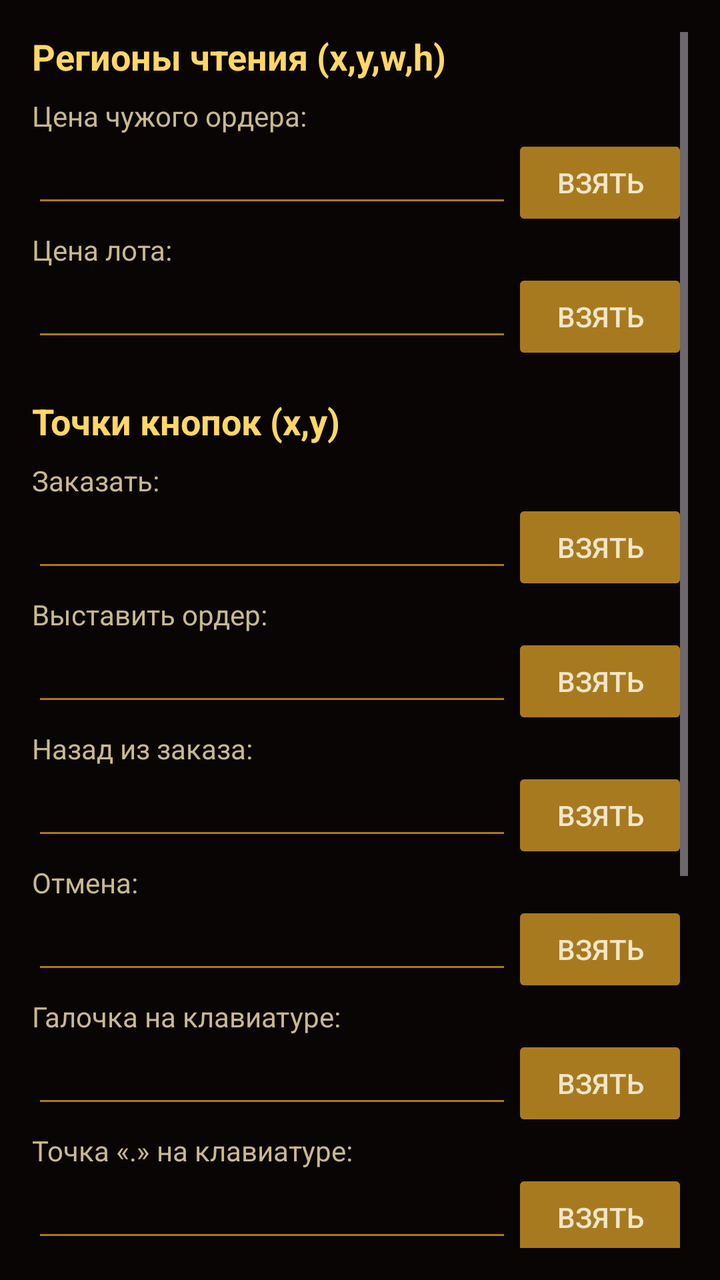
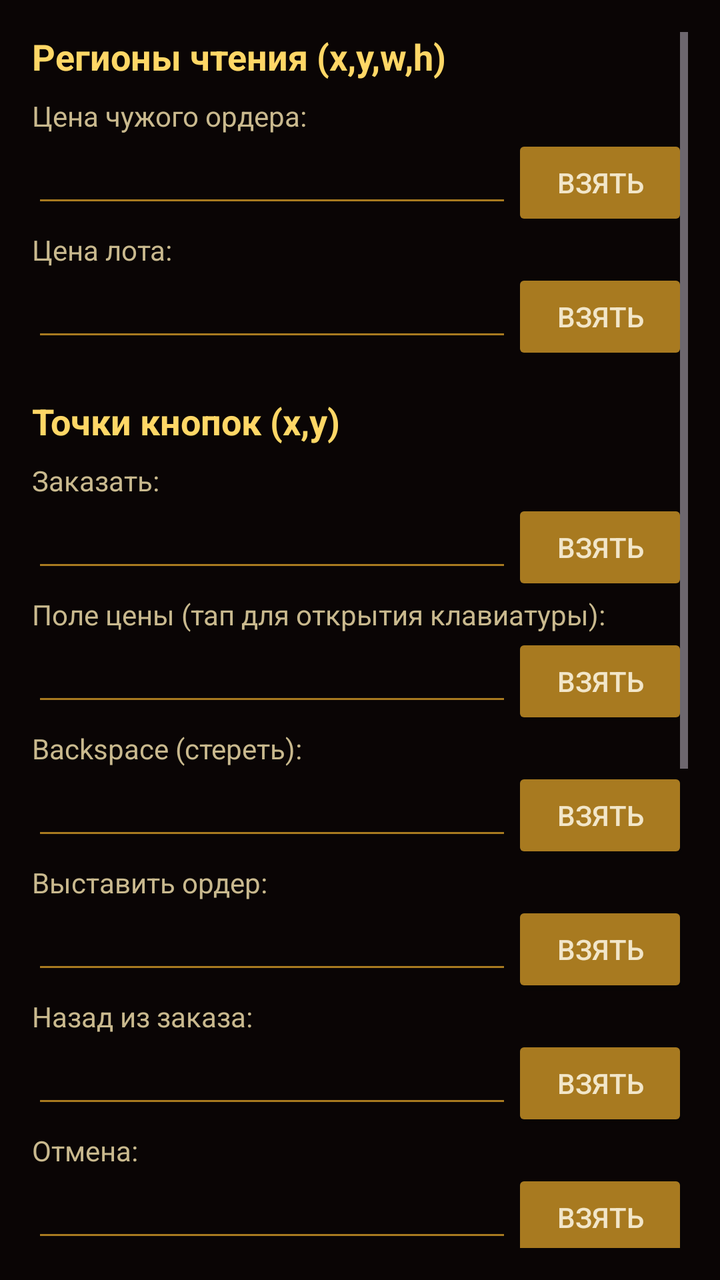

Before-and-after screenshots of an Android layout around one commit, followed by the original layout XML and the change that was made.
<!-- AndroidManifest.xml: application theme Theme.ScriptucSniper -->
<!-- res/layout/activity_settings.xml -->
<?xml version="1.0" encoding="utf-8"?>
<ScrollView xmlns:android="http://schemas.android.com/apk/res/android"
    android:layout_width="match_parent"
    android:layout_height="match_parent"
    android:padding="16dp"
    android:background="@color/bg_deep">

    <LinearLayout
        android:layout_width="match_parent"
        android:layout_height="wrap_content"
        android:orientation="vertical">

        <TextView android:text="Регионы чтения (x,y,w,h)"
            android:textStyle="bold" android:textSize="18sp"
            android:textColor="@color/purple_bright"
            android:layout_marginBottom="8dp"
            android:layout_width="wrap_content" android:layout_height="wrap_content"/>

        <TextView android:text="Цена чужого ордера:"
            android:textColor="@color/text_secondary"
            android:layout_width="wrap_content" android:layout_height="wrap_content"/>
        <LinearLayout android:orientation="horizontal"
            android:layout_width="match_parent" android:layout_height="wrap_content">
            <EditText android:id="@+id/etZapros"
                android:textColor="@color/text_primary" android:backgroundTint="@color/purple_dim"
                android:inputType="text"
                android:layout_width="0dp" android:layout_weight="1" android:layout_height="wrap_content"/>
            <Button android:id="@+id/btnPickZapros" android:text="взять"
                android:backgroundTint="@color/purple_dim"
                android:textColor="@color/text_primary"
                android:layout_width="wrap_content" android:layout_height="wrap_content"/>
        </LinearLayout>

        <TextView android:text="Цена лота:"
            android:textColor="@color/text_secondary"
            android:layout_width="wrap_content" android:layout_height="wrap_content"/>
        <LinearLayout android:orientation="horizontal"
            android:layout_width="match_parent" android:layout_height="wrap_content">
            <EditText android:id="@+id/etLot"
                android:textColor="@color/text_primary" android:backgroundTint="@color/purple_dim"
                android:inputType="text"
                android:layout_width="0dp" android:layout_weight="1" android:layout_height="wrap_content"/>
            <Button android:id="@+id/btnPickLot" android:text="взять"
                android:backgroundTint="@color/purple_dim"
                android:textColor="@color/text_primary"
                android:layout_width="wrap_content" android:layout_height="wrap_content"/>
        </LinearLayout>

        <TextView android:text="Точки кнопок (x,y)"
            android:textStyle="bold" android:textSize="18sp"
            android:textColor="@color/purple_bright"
            android:layout_marginTop="16dp" android:layout_marginBottom="8dp"
            android:layout_width="wrap_content" android:layout_height="wrap_content"/>

        <TextView android:text="Заказать:" android:textColor="@color/text_secondary"
            android:layout_width="wrap_content" android:layout_height="wrap_content"/>
        <LinearLayout android:orientation="horizontal" android:layout_width="match_parent" android:layout_height="wrap_content">
            <EditText android:id="@+id/etBtnZakaz"
                android:textColor="@color/text_primary" android:backgroundTint="@color/purple_dim"
                android:layout_width="0dp" android:layout_weight="1" android:layout_height="wrap_content"/>
            <Button android:id="@+id/btnPickBtnZakaz" android:text="взять"
                android:backgroundTint="@color/purple_dim" android:textColor="@color/text_primary"
                android:layout_width="wrap_content" android:layout_height="wrap_content"/>
        </LinearLayout>

        <TextView android:text="Выставить ордер:" android:textColor="@color/text_secondary"
            android:layout_width="wrap_content" android:layout_height="wrap_content"/>
        <LinearLayout android:orientation="horizontal" android:layout_width="match_parent" android:layout_height="wrap_content">
            <EditText android:id="@+id/etBtnVtoroy"
                android:textColor="@color/text_primary" android:backgroundTint="@color/purple_dim"
                android:layout_width="0dp" android:layout_weight="1" android:layout_height="wrap_content"/>
            <Button android:id="@+id/btnPickBtnVtoroy" android:text="взять"
                android:backgroundTint="@color/purple_dim" android:textColor="@color/text_primary"
                android:layout_width="wrap_content" android:layout_height="wrap_content"/>
        </LinearLayout>

        <TextView android:text="Назад из заказа:" android:textColor="@color/text_secondary"
            android:layout_width="wrap_content" android:layout_height="wrap_content"/>
        <LinearLayout android:orientation="horizontal" android:layout_width="match_parent" android:layout_height="wrap_content">
            <EditText android:id="@+id/etBtnNazad"
                android:textColor="@color/text_primary" android:backgroundTint="@color/purple_dim"
                android:layout_width="0dp" android:layout_weight="1" android:layout_height="wrap_content"/>
            <Button android:id="@+id/btnPickBtnNazad" android:text="взять"
                android:backgroundTint="@color/purple_dim" android:textColor="@color/text_primary"
                android:layout_width="wrap_content" android:layout_height="wrap_content"/>
        </LinearLayout>

        <TextView android:text="Отмена:" android:textColor="@color/text_secondary"
            android:layout_width="wrap_content" android:layout_height="wrap_content"/>
        <LinearLayout android:orientation="horizontal" android:layout_width="match_parent" android:layout_height="wrap_content">
            <EditText android:id="@+id/etBtnOtmena"
                android:textColor="@color/text_primary" android:backgroundTint="@color/purple_dim"
                android:layout_width="0dp" android:layout_weight="1" android:layout_height="wrap_content"/>
            <Button android:id="@+id/btnPickBtnOtmena" android:text="взять"
                android:backgroundTint="@color/purple_dim" android:textColor="@color/text_primary"
                android:layout_width="wrap_content" android:layout_height="wrap_content"/>
        </LinearLayout>

        <TextView android:text="Галочка на клавиатуре:" android:textColor="@color/text_secondary"
            android:layout_width="wrap_content" android:layout_height="wrap_content"/>
        <LinearLayout android:orientation="horizontal" android:layout_width="match_parent" android:layout_height="wrap_content">
            <EditText android:id="@+id/etBtnGalochka"
                android:textColor="@color/text_primary" android:backgroundTint="@color/purple_dim"
                android:layout_width="0dp" android:layout_weight="1" android:layout_height="wrap_content"/>
            <Button android:id="@+id/btnPickBtnGalochka" android:text="взять"
                android:backgroundTint="@color/purple_dim" android:textColor="@color/text_primary"
                android:layout_width="wrap_content" android:layout_height="wrap_content"/>
        </LinearLayout>

        <TextView android:text="Точка «.» на клавиатуре:" android:textColor="@color/text_secondary"
            android:layout_width="wrap_content" android:layout_height="wrap_content"/>
        <LinearLayout android:orientation="horizontal" android:layout_width="match_parent" android:layout_height="wrap_content">
            <EditText android:id="@+id/etBtnTochka"
                android:textColor="@color/text_primary" android:backgroundTint="@color/purple_dim"
                android:layout_width="0dp" android:layout_weight="1" android:layout_height="wrap_content"/>
            <Button android:id="@+id/btnPickBtnTochka" android:text="взять"
                android:backgroundTint="@color/purple_dim" android:textColor="@color/text_primary"
                android:layout_width="wrap_content" android:layout_height="wrap_content"/>
        </LinearLayout>

        <TextView android:text="Цифры 0-9 (x,y)"
            android:textStyle="bold" android:textSize="18sp"
            android:textColor="@color/purple_bright"
            android:layout_marginTop="16dp" android:layout_marginBottom="8dp"
            android:layout_width="wrap_content" android:layout_height="wrap_content"/>

        <LinearLayout
            android:id="@+id/numContainer"
            android:layout_width="match_parent"
            android:layout_height="wrap_content"
            android:orientation="vertical" />

        <TextView android:text="Параметры перебива"
            android:textStyle="bold" android:textSize="18sp"
            android:textColor="@color/purple_bright"
            android:layout_marginTop="16dp" android:layout_marginBottom="8dp"
            android:layout_width="wrap_content" android:layout_height="wrap_content"/>

        <TextView android:text="Шаг перебива:" android:textColor="@color/text_secondary"
            android:layout_width="wrap_content" android:layout_height="wrap_content"/>
        <EditText android:id="@+id/etPerebiv"
            android:textColor="@color/text_primary" android:backgroundTint="@color/purple_dim"
            android:inputType="numberDecimal"
            android:layout_width="match_parent" android:layout_height="wrap_content"/>

        <TextView android:text="Пауза цикла, мс:" android:textColor="@color/text_secondary"
            android:layout_width="wrap_content" android:layout_height="wrap_content"/>
        <EditText android:id="@+id/etLoopMs"
            android:textColor="@color/text_primary" android:backgroundTint="@color/purple_dim"
            android:inputType="number"
            android:layout_width="match_parent" android:layout_height="wrap_content"/>

        <Button android:id="@+id/btnSave" android:text="Сохранить"
            android:backgroundTint="@color/purple_primary"
            android:textColor="@color/bg_deep"
            android:layout_marginTop="24dp"
            android:layout_width="match_parent" android:layout_height="wrap_content"/>
    </LinearLayout>
</ScrollView>
<!-- resources referenced by this layout -->
<resources>
  <color name="bg_deep">#0A0505</color>
  <color name="purple_bright">#FFD766</color>
  <color name="purple_dim">#A87A20</color>
  <color name="purple_primary">#E8B23A</color>
  <color name="text_primary">#F2E6C9</color>
  <color name="text_secondary">#C9B98E</color>
  <style name="Theme.ScriptucSniper" parent="Theme.Material3.Dark.NoActionBar">
          <item name="colorPrimary">@color/purple_primary</item>
          <item name="colorOnPrimary">@color/bg_deep</item>
          <item name="colorPrimaryContainer">@color/purple_glow</item>
          <item name="colorOnPrimaryContainer">@color/text_primary</item>
  
          <item name="colorSecondary">@color/purple_bright</item>
          <item name="colorOnSecondary">@color/bg_deep</item>
          <item name="colorSecondaryContainer">@color/purple_dim</item>
          <item name="colorOnSecondaryContainer">@color/text_primary</item>
  
          <item name="android:colorBackground">@color/bg_deep</item>
          <item name="colorSurface">@color/bg_surface</item>
          <item name="colorOnSurface">@color/text_primary</item>
          <item name="colorSurfaceVariant">@color/bg_elevated</item>
          <item name="colorOnSurfaceVariant">@color/text_secondary</item>
  
          <item name="colorOutline">@color/bg_stroke</item>
          <item name="colorError">@color/danger</item>
  
          <item name="android:statusBarColor">@color/bg_deep</item>
          <item name="android:navigationBarColor">@color/bg_deep</item>
          <item name="android:windowLightStatusBar">false</item>
          <item name="android:windowLightNavigationBar" tools:targetApi="o_mr1">false</item>
      </style>
  <color name="purple_glow">#6B4A10</color>
  <color name="bg_surface">#160C0C</color>
  <color name="bg_elevated">#221010</color>
  <color name="bg_stroke">#4A2A10</color>
  <color name="danger">#FF3D3D</color>
</resources>

<!-- the commit's change to res/layout/activity_settings.xml (unified diff, before → after) -->
@@ -26,8 +26,7 @@
                 android:inputType="text"
                 android:layout_width="0dp" android:layout_weight="1" android:layout_height="wrap_content"/>
             <Button android:id="@+id/btnPickZapros" android:text="взять"
-                android:backgroundTint="@color/purple_dim"
-                android:textColor="@color/text_primary"
+                android:backgroundTint="@color/purple_dim" android:textColor="@color/text_primary"
                 android:layout_width="wrap_content" android:layout_height="wrap_content"/>
         </LinearLayout>
 
@@ -41,8 +40,7 @@
                 android:inputType="text"
                 android:layout_width="0dp" android:layout_weight="1" android:layout_height="wrap_content"/>
             <Button android:id="@+id/btnPickLot" android:text="взять"
-                android:backgroundTint="@color/purple_dim"
-                android:textColor="@color/text_primary"
+                android:backgroundTint="@color/purple_dim" android:textColor="@color/text_primary"
                 android:layout_width="wrap_content" android:layout_height="wrap_content"/>
         </LinearLayout>
 
@@ -59,6 +57,28 @@
                 android:textColor="@color/text_primary" android:backgroundTint="@color/purple_dim"
                 android:layout_width="0dp" android:layout_weight="1" android:layout_height="wrap_content"/>
             <Button android:id="@+id/btnPickBtnZakaz" android:text="взять"
+                android:backgroundTint="@color/purple_dim" android:textColor="@color/text_primary"
+                android:layout_width="wrap_content" android:layout_height="wrap_content"/>
+        </LinearLayout>
+
+        <TextView android:text="Поле цены (тап для открытия клавиатуры):" android:textColor="@color/text_secondary"
+            android:layout_width="wrap_content" android:layout_height="wrap_content"/>
+        <LinearLayout android:orientation="horizontal" android:layout_width="match_parent" android:layout_height="wrap_content">
+            <EditText android:id="@+id/etPriceField"
+                android:textColor="@color/text_primary" android:backgroundTint="@color/purple_dim"
+                android:layout_width="0dp" android:layout_weight="1" android:layout_height="wrap_content"/>
+            <Button android:id="@+id/btnPickPriceField" android:text="взять"
+                android:backgroundTint="@color/purple_dim" android:textColor="@color/text_primary"
+                android:layout_width="wrap_content" android:layout_height="wrap_content"/>
+        </LinearLayout>
+
+        <TextView android:text="Backspace (стереть):" android:textColor="@color/text_secondary"
+            android:layout_width="wrap_content" android:layout_height="wrap_content"/>
+        <LinearLayout android:orientation="horizontal" android:layout_width="match_parent" android:layout_height="wrap_content">
+            <EditText android:id="@+id/etBackspace"
+                android:textColor="@color/text_primary" android:backgroundTint="@color/purple_dim"
+                android:layout_width="0dp" android:layout_weight="1" android:layout_height="wrap_content"/>
+            <Button android:id="@+id/btnPickBackspace" android:text="взять"
                 android:backgroundTint="@color/purple_dim" android:textColor="@color/text_primary"
                 android:layout_width="wrap_content" android:layout_height="wrap_content"/>
         </LinearLayout>
